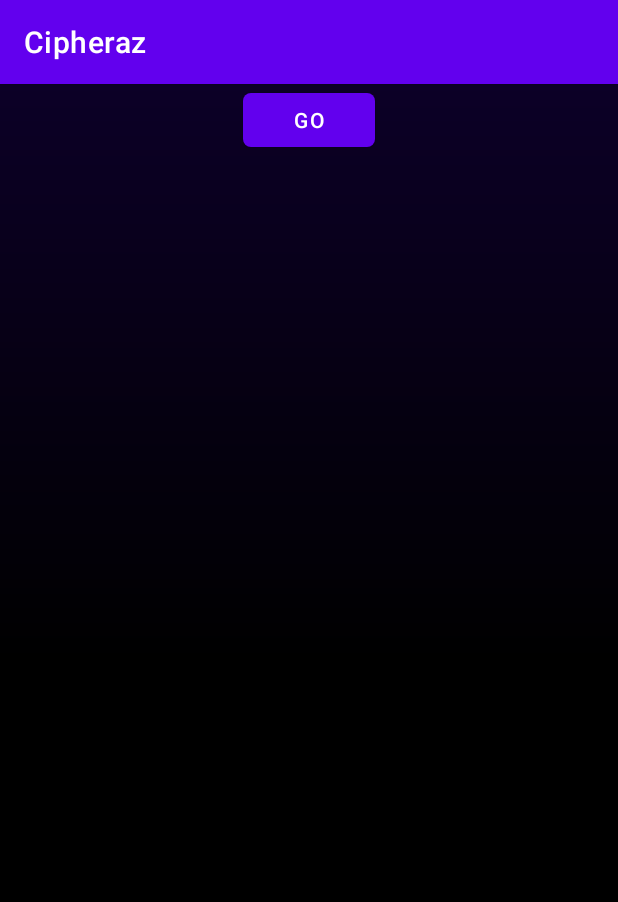
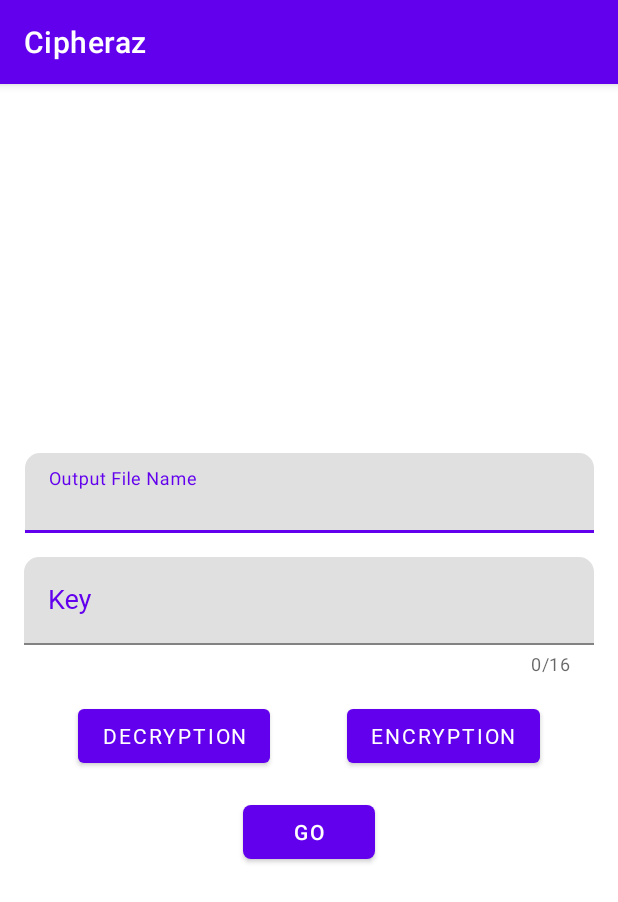
Before and after one commit to Riyaz002/Cipheraz, an Android app: the fragment CipherFragment shown on its own in the app's theme, on a phone screen of 412 x 824 dp. Shown: the top 902 px of the screen. Run offline under Robolectric (Android 15) with nearby library versions, the light colour scheme and no system bars; our stand-ins replace data binding; Roboto replaces fonts that are not available here; 2 statements that could not run were skipped.

Commit message:
changed layout added the hopefully corrected code to imteract with imternal storage

```diff
--- a/app/src/main/java/com/riyaz/cipheraz/cipher/CipherFragment.kt
+++ b/app/src/main/java/com/riyaz/cipheraz/cipher/CipherFragment.kt
@@ -1,5 +1,9 @@
 package com.riyaz.cipheraz.cipher
 
+import android.app.Activity
+import android.app.Activity.RESULT_OK
+import android.content.Intent
+import android.icu.util.ULocale
 import androidx.lifecycle.ViewModelProvider
 import android.os.Bundle
 import androidx.fragment.app.Fragment
@@ -16,6 +20,9 @@ import androidx.navigation.fragment.navArgs
 import com.riyaz.cipheraz.R
 import com.riyaz.cipheraz.databinding.CipherFragmentBinding
 import com.riyaz.cipheraz.selectfile.SelectFileFragment
+import java.util.*
+
+const val CREATE_DOC_REQUEST_CODE = 21
 
 class CipherFragment : Fragment() {
 
@@ -34,30 +41,47 @@ class CipherFragment : Fragment() {
         binding = DataBindingUtil.inflate(inflater, R.layout.cipher_fragment, container, false)
 
         val args: CipherFragmentArgs by navArgs()
-        val path: String? = args.path
+        val path: String = args.path?:""
 
-        viewModel = ViewModelProvider(this, CipherViewModelFactory(path?: "")).get(CipherViewModel::class.java)
+        viewModel = ViewModelProvider(this, CipherViewModelFactory(path)).get(CipherViewModel::class.java)
 
         viewModel.crypt.observe( viewLifecycleOwner, Observer {
             it?.let{
                 if(it){
-                    if (checkParameters()) return@Observer
-                    crypt()
+                    if(!isFieldsFilled()) return@Observer
+                    createFile()
+                    viewModel.crypt()
                 }
             }
         })
 
-        binding.textInputLayout.editText?.doOnTextChanged { text, start, before, count ->
-            text?.let {
-
-                binding.textInputLayout.error = "Invalid"
-
+        binding.apply {
+            etOutputFileName.editText?.doOnTextChanged { text, start, before, count ->
+                text?.let {
+                    viewModel.setNameOfOutputFile(it.toString())
+                }
+            }
+            etKey.editText?.doOnTextChanged { text, start, before, count ->
+                if(count != 16){
+                    etKey.error = getString(R.string.error)
+                } else{
+                    etKey.error = null
+                    viewModel.setKey(text.toString())
+                }
             }
         }
 
-        setDropDownET()
+        //setDropDownET()
+        return binding.root
+    }
 
-        return binding.root
+    private fun createFile() {
+        val intent = Intent(Intent.ACTION_CREATE_DOCUMENT).apply {
+            addCategory(Intent.CATEGORY_OPENABLE)
+            type = ""
+            putExtra(Intent.EXTRA_TITLE, viewModel.nameOfOutputFile.value)
+        }
+        startActivityForResult(intent, CREATE_DOC_REQUEST_CODE)
     }
 
     private fun setDropDownET() {
@@ -65,31 +89,45 @@ class CipherFragment : Fragment() {
         (binding.dropdownAlgo as? AutoCompleteTextView)?.setAdapter(adapter)
     }
 
-    private fun crypt() {
-        viewModel.setNameOfOutputFile(binding.etOutputFileName.text.toString())
-        viewModel.setKey(binding.etKey.text.toString())
-        viewModel.crypt()
+    private fun isFieldsFilled(): Boolean {
+        return binding.etKey.error.isNullOrEmpty() && !binding.etOutputFileName.editText?.text.isNullOrEmpty()
     }
 
-    private fun checkParameters(): Boolean {
-        if (binding.etKey.text.toString().length == 0) {
-            Toast.makeText(
-                this.requireContext(),
-                "Please, set the key.",
-                Toast.LENGTH_SHORT)
-                .show()
-            return true
+
+//    private fun checkParameters(): Boolean {
+//        if (binding.etKey.text.toString().length == 0) {
+//            Toast.makeText(
+//                this.requireContext(),
+//                "Please, set the key.",
+//                Toast.LENGTH_SHORT)
+//                .show()
+//            return true
+//        }
+//        if (binding.etOutputFileName.text.toString().length == 0) {
+//            Toast.makeText(
+//                this.requireContext(),
+//                "Please, give the output file name.",
+//                Toast.LENGTH_SHORT
+//            ).show()
+//            return true
+//        }
+//        return false
+//    }
+
+    override fun onActivityResult(requestCode: Int, resultCode: Int, data: Intent?) {
+        if(requestCode == CREATE_DOC_REQUEST_CODE){
+            if(resultCode == RESULT_OK){
+                val path = data?.data?.path.toString()
+                if(!path.isNullOrEmpty()){
+                    viewModel.setOutputFilePath(path)
+                } else{
+                    Toast.makeText(requireContext(), "path is empty", Toast.LENGTH_SHORT).show()
+                }
+            } else{
+                Toast.makeText(requireContext(), "Error Occurred", Toast.LENGTH_SHORT).show()
+            }
         }
-        if (binding.etOutputFileName.text.toString().length == 0) {
-            Toast.makeText(
-                this.requireContext(),
-                "Please, give the output file name.",
-                Toast.LENGTH_SHORT
-            ).show()
-            return true
-        }
-
-        return false
+        super.onActivityResult(requestCode, resultCode, data)
     }
 
     override fun onActivityCreated(savedInstanceState: Bundle?) {
--- a/app/src/main/res/layout/cipher_fragment.xml
+++ b/app/src/main/res/layout/cipher_fragment.xml
@@ -14,86 +14,66 @@
         android:id="@+id/dropdown_algo"
         android:layout_width="match_parent"
         android:layout_height="match_parent"
-        android:background="@drawable/background_gradiant"
         app:layout_constraintBottom_toBottomOf="@+id/textInputLayout2"
         app:layout_constraintTop_toBottomOf="@+id/textInputLayout2"
         tools:context=".cipher.CipherFragment">
 
         <com.google.android.material.textfield.TextInputLayout
-            android:id="@+id/textInputLayout2"
+            android:id="@+id/et_output_file_name"
             style="@style/myETextStyle"
-            android:layout_width="0dp"
+            android:layout_width="379dp"
             android:layout_height="wrap_content"
             android:layout_marginHorizontal="16dp"
-            android:layout_marginBottom="16dp"
+            android:layout_marginStart="16dp"
+            android:layout_marginTop="16dp"
+            android:layout_marginEnd="16dp"
+            android:layout_marginBottom="8dp"
             android:hint="Output File Name"
+            android:textColorHint="@color/purple_500"
             app:boxCornerRadiusTopEnd="10dp"
             app:boxCornerRadiusTopStart="10dp"
             app:endIconMode="clear_text"
             app:hintEnabled="true"
-            android:textColorHint="@color/purple_700"
-            app:layout_constraintBottom_toTopOf="@+id/textInputLayout3"
+            app:layout_constraintBottom_toTopOf="@+id/et_key"
             app:layout_constraintEnd_toEndOf="parent"
-            app:layout_constraintStart_toStartOf="parent">
+            app:layout_constraintStart_toStartOf="parent"
+            app:layout_constraintTop_toTopOf="parent"
+            app:layout_constraintVertical_chainStyle="packed">
 
             <com.google.android.material.textfield.TextInputEditText
-                android:id="@+id/et_output_file_name"
                 style="@style/Widget.Design.TextInputLayout"
                 android:layout_width="match_parent"
-                android:layout_height="wrap_content"
-                android:backgroundTint="#222222"
-                android:inputType="text"
+                android:layout_height="match_parent"
+                android:inputType="textVisiblePassword"
                 android:textColor="@color/purple_700" />
         </com.google.android.material.textfield.TextInputLayout>
 
+
         <com.google.android.material.textfield.TextInputLayout
-            android:id="@+id/textInputLayout3"
-            style="@style/Widget.MaterialComponents.TextInputLayout.FilledBox.ExposedDropdownMenu"
+            android:id="@+id/et_key"
             android:layout_width="match_parent"
             android:layout_height="wrap_content"
             android:layout_marginHorizontal="16dp"
-            android:layout_marginBottom="16dp"
-            android:contentDescription="Choose an algorithm"
-            android:hint="Algorithm"
-            android:textColorHint="@color/purple_700"
-            app:boxCornerRadiusTopEnd="10dp"
-            app:boxCornerRadiusTopStart="10dp"
-            app:endIconTint="@color/purple_700"
-            app:layout_constraintBottom_toTopOf="@+id/textInputLayout"
-            app:layout_constraintEnd_toEndOf="parent"
-            app:layout_constraintStart_toStartOf="parent">
-
-            <AutoCompleteTextView
-                android:layout_width="match_parent"
-                android:layout_height="wrap_content"
-                android:backgroundTint="#222222"
-                android:inputType="none"
-                android:textColor="@color/white" />
-
-        </com.google.android.material.textfield.TextInputLayout>
-
-        <com.google.android.material.textfield.TextInputLayout
-            android:id="@+id/textInputLayout"
-            android:layout_width="match_parent"
-            android:layout_height="wrap_content"
-            android:layout_marginHorizontal="16dp"
-            android:layout_marginBottom="16dp"
             android:hint="Key"
-            android:textColorHint="@color/purple_700"
+            android:textColorHint="@color/purple_500"
             app:boxCornerRadiusTopEnd="10dp"
             app:boxCornerRadiusTopStart="10dp"
             app:endIconDrawable="@drawable/ic_round_clear_24"
             app:endIconMode="clear_text"
+            app:counterEnabled="true"
+            app:counterMaxLength="16"
+            app:errorEnabled="true"
+            android:layout_marginTop="8dp"
+            android:layout_marginBottom="8dp"
             app:layout_constraintBottom_toTopOf="@+id/decryption_Button"
             app:layout_constraintEnd_toEndOf="parent"
-            app:layout_constraintStart_toStartOf="parent">
+            app:layout_constraintStart_toStartOf="parent"
+            app:layout_constraintTop_toBottomOf="@+id/et_output_file_name">
 
             <com.google.android.material.textfield.TextInputEditText
-                android:id="@+id/et_key"
                 style="@style/Widget.Design.TextInputLayout"
                 android:layout_width="match_parent"
                 android:layout_height="wrap_content"
-                android:backgroundTint="#222222"
                 android:fontFamily="@font/roboto"
                 android:textSize="18sp" />
         </com.google.android.material.textfield.TextInputLayout>
@@ -104,6 +84,8 @@
             android:layout_height="wrap_content"
             android:fontFamily="@font/roboto"
             android:text="Decryption"
+            android:layout_marginStart="16dp"
+            android:layout_marginEnd="8dp"
             app:layout_constraintBaseline_toBaselineOf="@+id/decryption_Button"
             app:layout_constraintEnd_toStartOf="@+id/decryption_Button"
             app:layout_constraintHorizontal_bias="0.5"
@@ -113,26 +95,32 @@
             android:id="@+id/decryption_Button"
             android:layout_width="wrap_content"
             android:layout_height="wrap_content"
-            android:layout_marginBottom="16dp"
             android:fontFamily="@font/roboto"
             android:text="Encryption"
-            app:layout_constraintBottom_toTopOf="@+id/materialButton3"
+            android:layout_marginTop="8dp"
+            android:layout_marginBottom="8dp"
+            android:layout_marginStart="8dp"
+            android:layout_marginEnd="16dp"
+            app:layout_constraintBottom_toTopOf="@+id/btnGo"
             app:layout_constraintEnd_toEndOf="parent"
             app:layout_constraintHorizontal_bias="0.5"
-            app:layout_constraintStart_toEndOf="@+id/encryption_Button" />
+            app:layout_constraintStart_toEndOf="@+id/encryption_Button"
+            app:layout_constraintTop_toBottomOf="@+id/et_key" />
 
         <com.google.android.material.button.MaterialButton
-            android:id="@+id/materialButton3"
+            android:id="@+id/btnGo"
             style="@style/ShapeAppearanceOverlay.Material3.Button"
             android:layout_width="wrap_content"
             android:layout_height="wrap_content"
-            android:layout_margin="16dp"
             android:onClick="@{() -> cipherViewModel.onGoClicked()}"
             android:text="GO"
+            android:layout_marginTop="8dp"
+            android:layout_marginBottom="16dp"
             app:cornerRadius="5dp"
+            app:layout_constraintBottom_toBottomOf="parent"
             app:layout_constraintEnd_toEndOf="parent"
             app:layout_constraintStart_toStartOf="parent"
-            tools:layout_editor_absoluteY="667dp" />
+            app:layout_constraintTop_toBottomOf="@+id/decryption_Button" />
 
     </androidx.constraintlayout.widget.ConstraintLayout>
 </layout>
--- a/app/src/main/res/values/strings.xml
+++ b/app/src/main/res/values/strings.xml
@@ -1,3 +1,4 @@
 <resources>
     <string name="app_name">Cipheraz</string>
+    <string name="error">Need exactly 16 characters</string>
 </resources>
```
Also changed, not shown: app/src/main/java/com/riyaz/cipheraz/cipher/CipherViewModel.kt (+21 -9 lines), app/src/main/java/com/riyaz/cipheraz/selectfile/SelectFileFragment.kt (+8 -6 lines).
